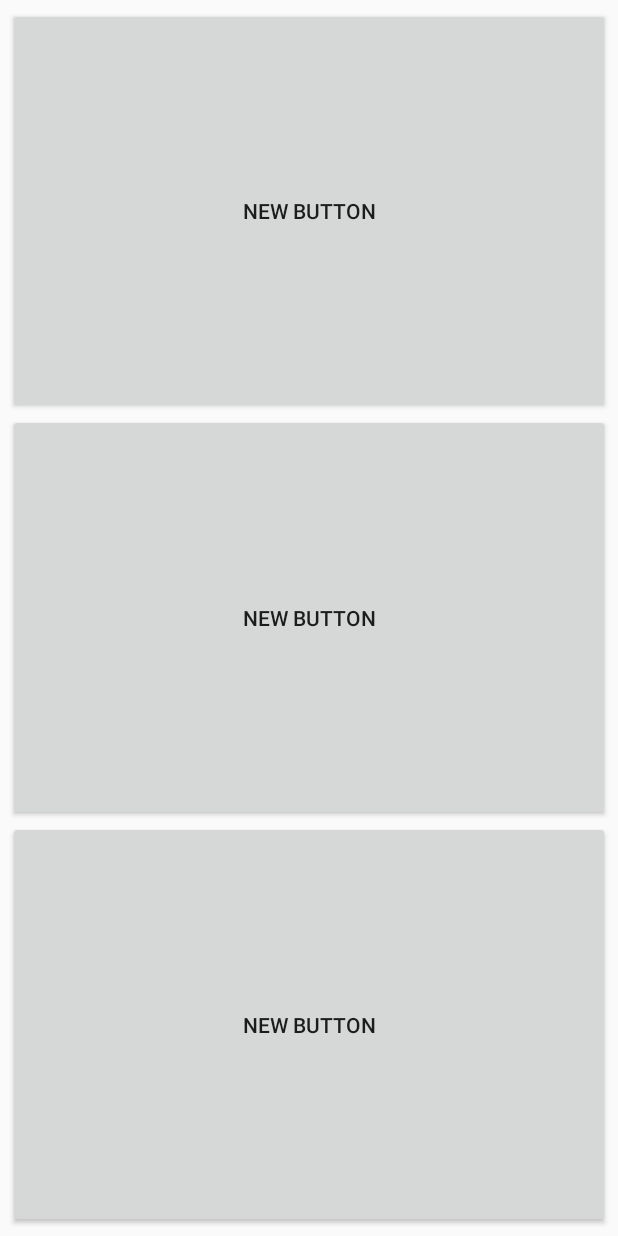
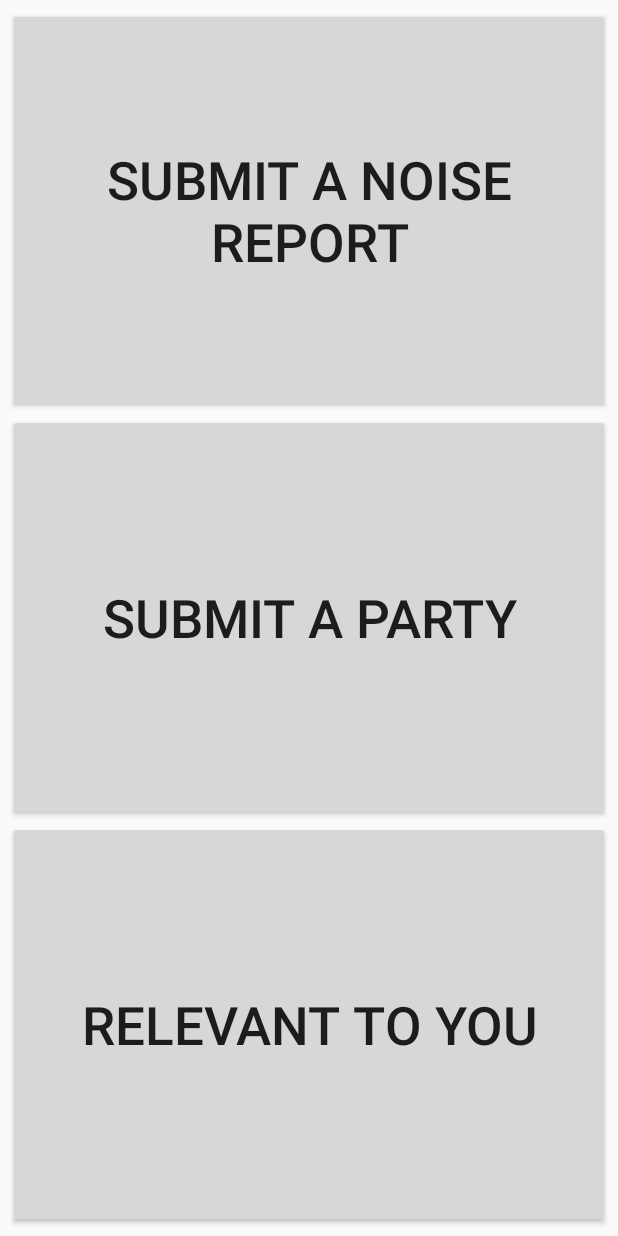
Before and after one commit to jaredkaczynski/PartyTooHard, an Android app: the screen it shows after launch (MainActivity), on a phone screen of 412 x 824 dp. Run offline under Robolectric (Android 15) with nearby library versions, the phone set to English and light mode, and no system bars.

Commit message:
Progress with Ui http being dumb

```diff
--- a/app/src/main/AndroidManifest.xml
+++ b/app/src/main/AndroidManifest.xml
@@ -28,6 +28,9 @@
                 <category android:name="android.intent.category.DEFAULT" />
             </intent-filter>
         </activity>
+        <activity
+            android:name=".submitNoiseActivity"
+            android:label="@string/app_name" />
     </application>
 
 </manifest>
--- a/app/src/main/java/com/example/tk100_000/partytoohard/MainActivity.java
+++ b/app/src/main/java/com/example/tk100_000/partytoohard/MainActivity.java
@@ -1,5 +1,6 @@
 package com.example.tk100_000.partytoohard;
 
+import android.content.Intent;
 import android.os.Bundle;
 import android.support.v7.app.AppCompatActivity;
 import android.view.Menu;
@@ -11,21 +12,28 @@ import android.widget.Button;
 
 public class MainActivity extends AppCompatActivity {
     private ArrayAdapter<String> listAdapter ;
+
+    public void startNoiseActivity(View test) {
+        Intent intent = new Intent(MainActivity.this, submitNoiseActivity.class);
+        startActivity(intent);
+    }
+
+    public void startPartyActivity(View test) {
+        Intent intent = new Intent(MainActivity.this, submitNoiseActivity.class);
+        startActivity(intent);
+    }
     @Override
     protected void onCreate(Bundle savedInstanceState) {
         super.onCreate(savedInstanceState);
         setContentView(R.layout.activity_main);
-        //LinearLayout ll = (LinearLayout) findViewById(R.id.view); // get the parent layout view
-        //ListView tv = (ListView) ll.findViewById(R.id.listView); // get the child text view
-        //final String text = tv.getText().toString();
-        //CardView cardView = ((CardView) findViewById(R.id.cardList));
-        //RecyclerView recList = (RecyclerView) findViewById(R.id.cardList);
+
         Button report = (Button) findViewById(R.id.button);
         report.setOnTouchListener(new View.OnTouchListener() {
 
             @Override
             public boolean onTouch(View v, MotionEvent event) {
                 // TODO Auto-generated method stub
+
                 return false;
             }
         });
@@ -47,25 +55,8 @@ public class MainActivity extends AppCompatActivity {
                 return false;
             }
         });
-        /*TextView t = (TextView) findViewById(R.id.info_text1);
-        t.setText("Report Noise Complaint");
-        t = (TextView) findViewById(R.id.info_text2);
-        t.setText("Add Party to Database");
-        t = (TextView) findViewById(R.id.info_text3);
-        t.setText("Your Reports");
-        t = (TextView) findViewById(R.id.info_text4);
-        t.setText("Report Noise Complaint");*/
-        /*Toolbar toolbar = (Toolbar) findViewById(R.id.toolbar);
-        setSupportActionBar(toolbar);
 
-        FloatingActionButton fab = (FloatingActionButton) findViewById(R.id.fab);
-        fab.setOnClickListener(new View.OnClickListener() {
-            @Override
-            public void onClick(View view) {
-                Snackbar.make(view, "Replace with your own action", Snackbar.LENGTH_LONG)
-                        .setAction("Action", null).show();
-            }
-        });*/
+
     }
 
     @Override
--- a/app/src/main/java/com/example/tk100_000/partytoohard/SplashScreen.java
+++ b/app/src/main/java/com/example/tk100_000/partytoohard/SplashScreen.java
@@ -8,13 +8,9 @@ import android.app.Activity;
 import android.content.Context;
 import android.content.Intent;
 import android.location.Criteria;
-import android.location.Location;
 import android.location.LocationManager;
 import android.os.Bundle;
 import android.provider.Settings;
-
-import org.apache.http.client.fluent.Form;
-import org.apache.http.client.fluent.Request;
 
 import java.io.IOException;
 
@@ -28,10 +24,10 @@ public class SplashScreen extends Activity {
         Criteria criteria = new Criteria();
         String bestProvider = locationManager.getBestProvider(criteria, false);
 
-        Location location = locationManager.getLastKnownLocation(bestProvider);
-        Request.Post("http://partyhardy.cloudapp.net/smart/api/v1/user")
+        // Location location = locationManager.getLastKnownLocation(bestProvider);
+        /*Request.Post("http://partyhardy.cloudapp.net/smart/api/v1/user")
                 .bodyForm(Form.form().add("uid", android_id).add("location", "test").build())
-                .execute().returnContent().asString();
+                .execute().returnContent().asString();*/
         return 0;
     }
     @Override
@@ -40,6 +36,11 @@ public class SplashScreen extends Activity {
         super.onCreate(savedInstanceState);
         setContentView(R.layout.splash);
         //todo send post to server
+        try {
+            sendUserData();
+        } catch (IOException e) {
+            e.printStackTrace();
+        }
         Thread timerThread = new Thread(){
             public void run(){
                 try{
--- a/app/src/main/res/layout/activity_main.xml
+++ b/app/src/main/res/layout/activity_main.xml
@@ -1,29 +1,30 @@
 <?xml version="1.0" encoding="utf-8"?>
-<LinearLayout
-    xmlns:android="http://schemas.android.com/apk/res/android"
-    xmlns:app="http://schemas.android.com/apk/res-auto"
+<LinearLayout xmlns:android="http://schemas.android.com/apk/res/android"
+    xmlns:card_view="http://schemas.android.com/apk/res-auto"
     xmlns:tools="http://schemas.android.com/tools"
-    xmlns:card_view="http://schemas.android.com/apk/res-auto"
+    android:id="@+id/view"
     android:layout_width="fill_parent"
     android:layout_height="fill_parent"
+    android:layout_margin="5dp"
+    android:fitsSystemWindows="true"
     android:orientation="vertical"
     card_view:cardCornerRadius="4dp"
-    android:layout_margin="5dp"
-    android:fitsSystemWindows="true"
-    tools:context=".MainActivity"
-    android:id="@+id/view">
+    tools:context=".MainActivity">
     <LinearLayout
         android:layout_width="fill_parent"
         android:layout_height="0dp"
-        android:orientation="vertical"
         android:layout_weight="1"
         android:gravity="center"
+        android:orientation="vertical"
         >
+
         <Button
+            android:id="@+id/button"
             android:layout_width="fill_parent"
             android:layout_height="fill_parent"
-        android:text="New Button"
-        android:id="@+id/button"/>
+            android:onClick="startNoiseActivity"
+            android:text="Submit a noise report"
+            android:textSize="35dp" />
     </LinearLayout>
     <LinearLayout
         android:layout_width="fill_parent"
@@ -31,24 +32,28 @@
         android:layout_weight="1"
         android:gravity="center"
         android:orientation="vertical">
+
         <Button
+            android:id="@+id/button2"
             android:layout_width="fill_parent"
             android:layout_height="fill_parent"
-        android:text="New Button"
-        android:id="@+id/button2"/>
+            android:text="Submit a party"
+            android:textSize="35dp" />
     </LinearLayout>
     <LinearLayout
         android:layout_width="fill_parent"
         android:layout_height="0dp"
-        android:orientation="vertical"
         android:layout_weight="1"
         android:gravity="center"
+        android:orientation="vertical"
         >
+
         <Button
+            android:id="@+id/button3"
             android:layout_width="fill_parent"
             android:layout_height="fill_parent"
-        android:text="New Button"
-        android:id="@+id/button3" />
+            android:text="Relevant to You"
+            android:textSize="35dp" />
     </LinearLayout>
 
 </LinearLayout>
```
Also changed, not shown: app/build.gradle (+3 -5 lines), app/src/main/java/com/example/tk100_000/partytoohard/submitNoiseActivity.java (added, +23 -0 lines), app/src/main/java/com/example/tk100_000/partytoohard/submitPartyActivity.java (added, +22 -0 lines), app/src/main/res/layout/submit_noise.xml (added, +14 -0 lines), app/src/main/res/layout/submit_party.xml (added, +7 -0 lines), 1 other file. Lines whose indentation alone changed are shown as unchanged.
